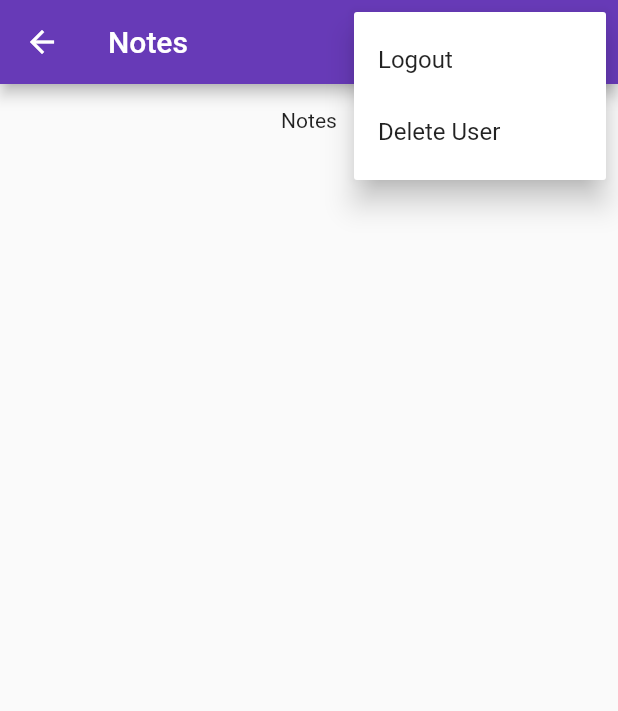
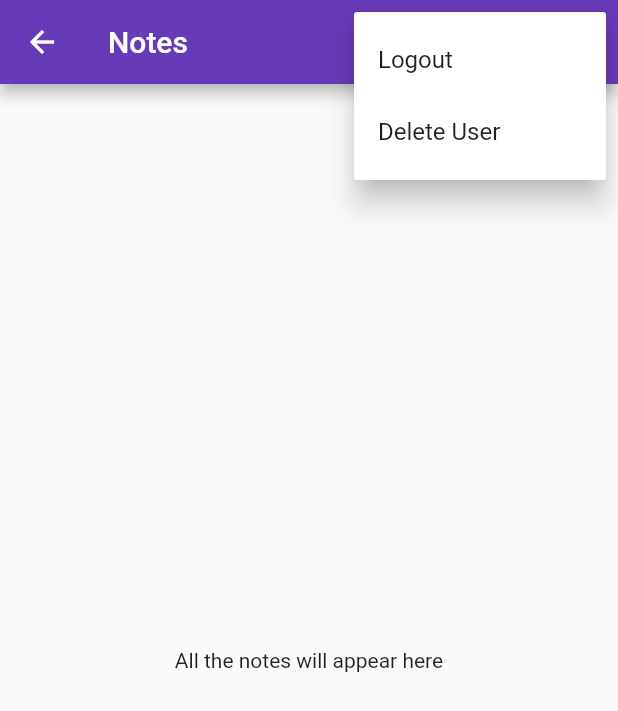
Before and after one commit to ShlokBharadwaj/no-notes, a Flutter app: the NotesView screen opened by its route, after a tap on the "more vert" icon, on a phone screen of 412 x 824 dp. Shown: the top 711 px of the screen. Run offline on Flutter 3.47's test engine with Material 2 defaults, Android fonts, the light colour scheme and no system bars; our stand-ins replace firebase_auth, firebase_core, sqflite; accounts and stored records are empty; generated files the repository leaves out were written again.

Commit message:
Add: Initial UI after fetching all user notes

```diff
--- a/lib/services/crud/notes_services.dart
+++ b/lib/services/crud/notes_services.dart
@@ -13,6 +13,8 @@ class NotesService {
 
   final _notesStreamController =
       StreamController<List<DatabaseNote>>.broadcast();
+
+  Stream<List<DatabaseNote>> get allNotes => _notesStreamController.stream;
 
   Future<DatabaseUser> getOrCreateUser({required String email}) async {
     try {
--- a/lib/views/notes_view.dart
+++ b/lib/views/notes_view.dart
@@ -61,18 +61,18 @@ class _NotesViewState extends State<NotesView> {
             ),
           ],
         ),
-      body: Center(
-        child: Padding(
-          padding: const EdgeInsets.all(0.0),
-          child: Column(
-            children: const [
-              SizedBox(height: 16),
-              Text("Notes"),
-            ],
-          ),
-        ),
-      ),
-    );
+        body: FutureBuilder(
+          future: _notesService.getOrCreateUser(email: userEmail),
+          builder: (context, snapshot) {
+            switch (snapshot.connectionState) {
+              case ConnectionState.done:
+                return const Center(
+                    child: Text("All the notes will appear here"));
+              default:
+                return const Center(child: CircularProgressIndicator());
+            }
+          },
+        ));
   }
 }
 
```
Lines whose indentation alone changed are shown as unchanged.
